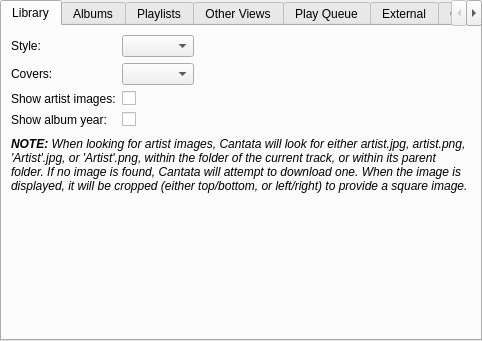
First picture: the form in gui/interfacesettings.ui, repository polpo/cantata-mac, before the edit.
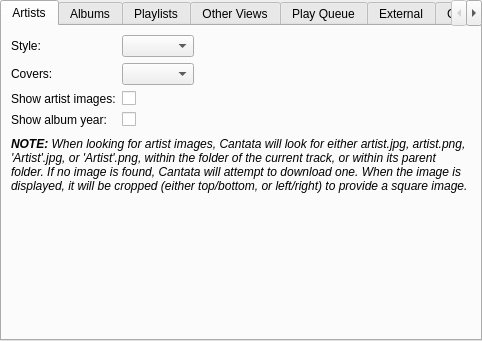
Second picture: the form after the edit. Custom widgets are drawn as their Qt base class.

Commit message: Library view has been renamed Artists

Diff of the .ui file:
```diff
--- a/gui/interfacesettings.ui
+++ b/gui/interfacesettings.ui
@@ -24,7 +24,7 @@
      </property>
      <widget class="QWidget" name="tab">
       <attribute name="title">
-       <string>Library</string>
+       <string>Artists</string>
       </attribute>
       <layout class="QVBoxLayout" name="verticalLayout_2">
        <item>
```
